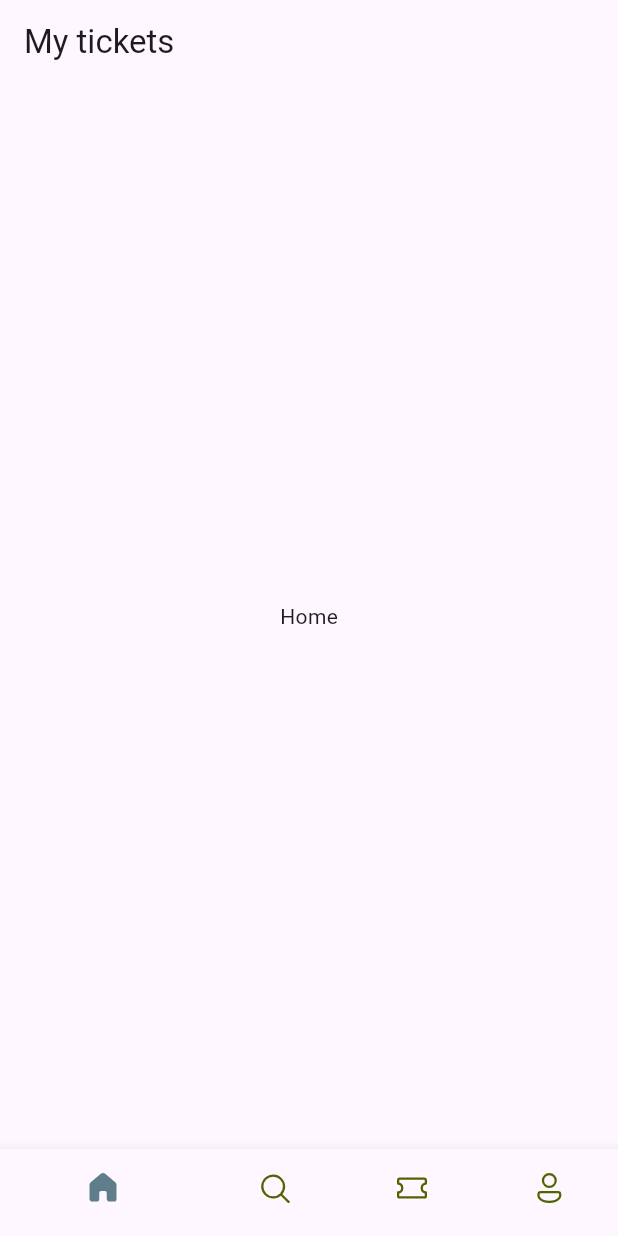
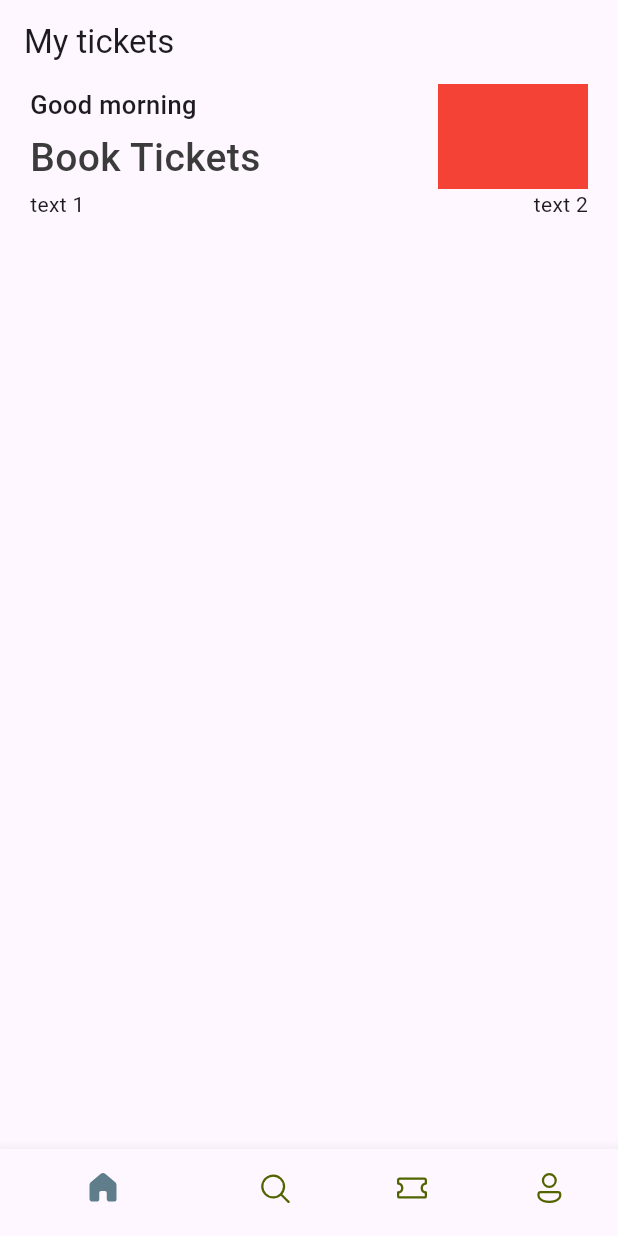
Before and after one commit to sithumoemyint-code/flutter_course_absolute_beginners, a Flutter app: the screen it shows after launch, on a phone screen of 412 x 824 dp. Run offline on Flutter 3.47's test engine with Material 3 defaults, Android fonts, the phone set to English and light mode, and no system bars; our stand-ins replace fluentui_icons.

Commit message:
home screen header title done

```diff
--- a/lib/core/bottom_nav_bar.dart
+++ b/lib/core/bottom_nav_bar.dart
@@ -1,5 +1,6 @@
 import 'package:fluentui_icons/fluentui_icons.dart';
 import 'package:flutter/material.dart';
+import 'package:my_app/screens/home_screen.dart' show HomeScreen;
 
 class MyBottomNavBar extends StatefulWidget {
   const MyBottomNavBar({super.key});
@@ -10,7 +11,7 @@ class MyBottomNavBar extends StatefulWidget {
 
 class _MyBottomNavBarState extends State<MyBottomNavBar> {
   final appScreens = [
-    const Center(child: Text("Home")),
+    const HomeScreen(),
     const Center(child: Text("Search")),
     const Center(child: Text("Tickets")),
     const Center(child: Text("Profile")),
@@ -29,6 +30,7 @@ class _MyBottomNavBarState extends State<MyBottomNavBar> {
       appBar: AppBar(title: const Text("My tickets")),
       body: appScreens[_selectedIndex],
       bottomNavigationBar: BottomNavigationBar(
+        currentIndex: _selectedIndex,
         onTap: _onItemTapped,
         selectedItemColor: Colors.blueGrey,
         unselectedItemColor: const Color(0xFF526400),
--- /dev/null
+++ b/lib/core/styles/app_styles.dart
@@ -0,0 +1,19 @@
+import 'package:flutter/material.dart';
+
+Color primary = const Color(0xFF687daf);
+
+class AppStyles {
+  static Color primaryColor = primary;
+  static Color textColor = const Color(0xFF3b3b3b);
+
+  static TextStyle headLineStyle1 = TextStyle(
+    fontSize: 26,
+    fontWeight: FontWeight.w500,
+    color: AppStyles.textColor,
+  );
+
+  static TextStyle headLineStyle3 = const TextStyle(
+    fontSize: 17,
+    fontWeight: FontWeight.w500,
+  );
+}
--- /dev/null
+++ b/lib/screens/home_screen.dart
@@ -0,0 +1,46 @@
+import 'package:flutter/material.dart';
+import 'package:my_app/core/styles/app_styles.dart' show AppStyles;
+
+class HomeScreen extends StatefulWidget {
+  const HomeScreen({super.key});
+
+  @override
+  State<HomeScreen> createState() => _HomeScreenState();
+}
+
+class _HomeScreenState extends State<HomeScreen> {
+  @override
+  Widget build(BuildContext context) {
+    return Scaffold(
+      body: ListView(
+        children: [
+          Container(
+            padding: const EdgeInsets.symmetric(horizontal: 20),
+            child: Column(
+              children: [
+                Row(
+                  mainAxisAlignment: MainAxisAlignment.spaceBetween,
+                  children: [
+                    Column(
+                      crossAxisAlignment: CrossAxisAlignment.start,
+                      children: [
+                        Text("Good morning", style: AppStyles.headLineStyle3),
+                        const SizedBox(height: 5),
+                        Text("Book Tickets", style: AppStyles.headLineStyle1),
+                      ],
+                    ),
+                    Container(color: Colors.red, width: 100, height: 70),
+                  ],
+                ),
+                const Row(
+                  mainAxisAlignment: MainAxisAlignment.spaceBetween,
+                  children: [Text("text 1"), Text("text 2")],
+                ),
+              ],
+            ),
+          ),
+        ],
+      ),
+    );
+  }
+}
```
